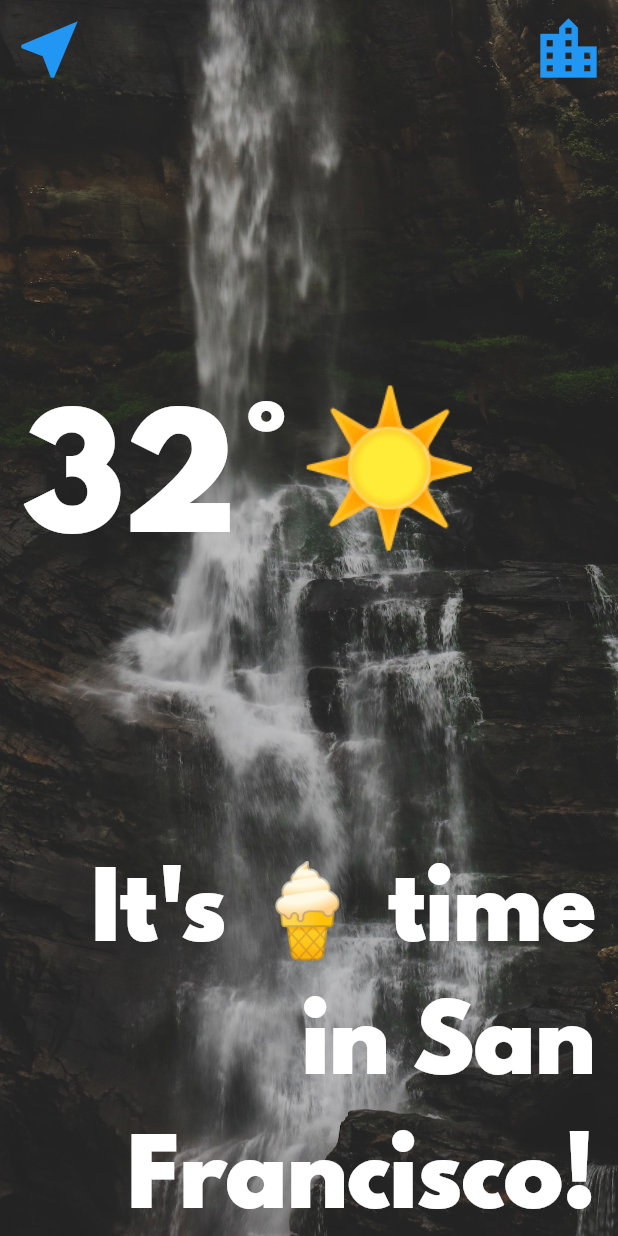
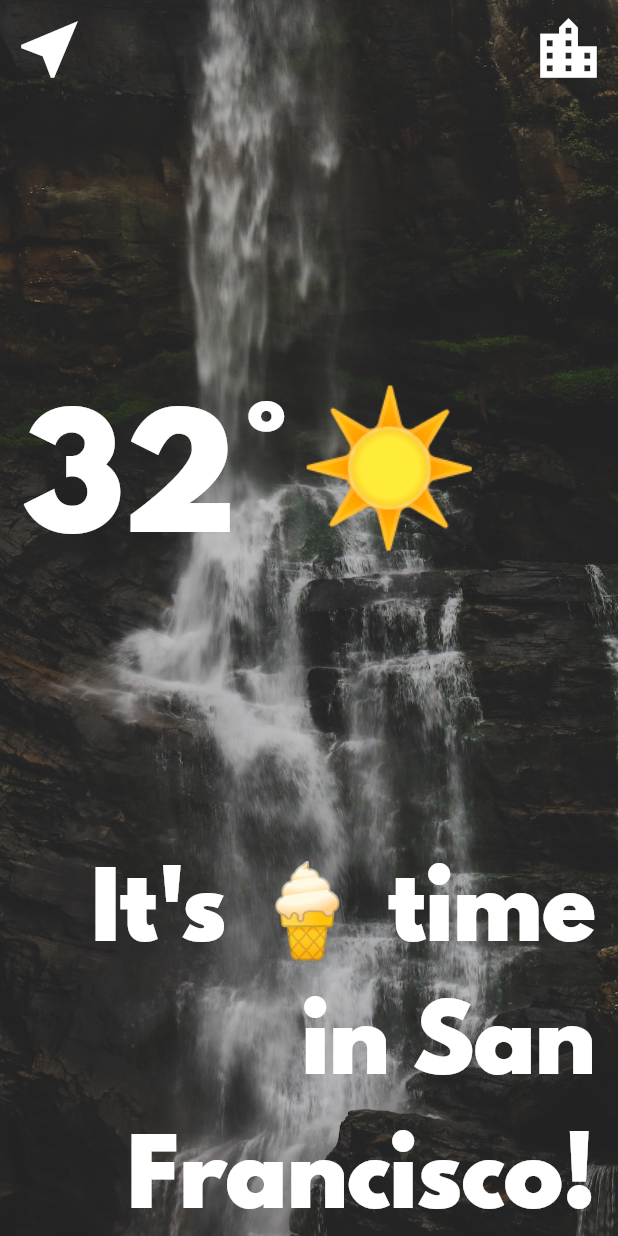
Before and after one commit to aj-naik/Climate-App, a Flutter app: the LocationScreen screen opened directly, on a phone screen of 412 x 824 dp. Run offline on Flutter 3.47's test engine with Material 2 defaults, Android fonts, the phone set to English and light mode, and no system bars; our stand-ins replace flutter_spinkit, geolocator; missing offline and left inert: geolocator_web; network calls fail.

```diff
--- a/lib/screens/location_screen.dart
+++ b/lib/screens/location_screen.dart
@@ -2,11 +2,20 @@ import 'package:flutter/material.dart';
 import 'package:clima/utilities/constants.dart';
 
 class LocationScreen extends StatefulWidget {
+  LocationScreen({this.locationWeather});
+  final locationWeather;
   @override
   _LocationScreenState createState() => _LocationScreenState();
 }
 
 class _LocationScreenState extends State<LocationScreen> {
+  @override
+  void initState() {
+    // TODO: implement initState
+    super.initState();
+    print(widget.locationWeather);
+  }
+
   @override
   Widget build(BuildContext context) {
     return Scaffold(
@@ -33,6 +42,7 @@ class _LocationScreenState extends State<LocationScreen> {
                     child: Icon(
                       Icons.near_me,
                       size: 50.0,
+                      color: Colors.white,
                     ),
                   ),
                   TextButton(
@@ -40,6 +50,7 @@ class _LocationScreenState extends State<LocationScreen> {
                     child: Icon(
                       Icons.location_city,
                       size: 50.0,
+                      color: Colors.white,
                     ),
                   ),
                 ],
@@ -74,3 +85,7 @@ class _LocationScreenState extends State<LocationScreen> {
     );
   }
 }
+
+    // var temperature = decodedData['main']['temp'];
+    // var condition = decodedData['weather'][0]['id'];
+    // var cityName = decodedData['name'];
--- a/pubspec.yaml
+++ b/pubspec.yaml
@@ -12,7 +12,7 @@ dependencies:
 
   cupertino_icons: ^0.1.2
   geolocator: ^8.0.1
-  http: ^0.13.4
+
 
 dev_dependencies:
   flutter_test:
```
Also changed, not shown: lib/screens/loading_screen.dart (+27 -28 lines), lib/services/networking.dart (+20 -0 lines), pubspec.lock, 1 other file.
